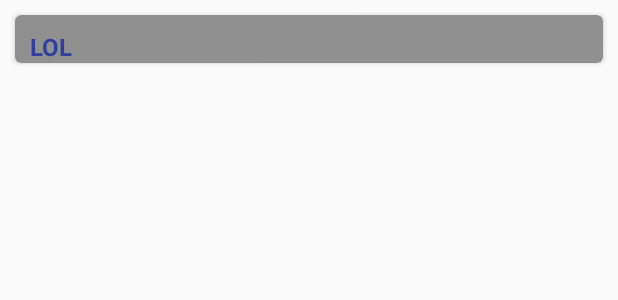
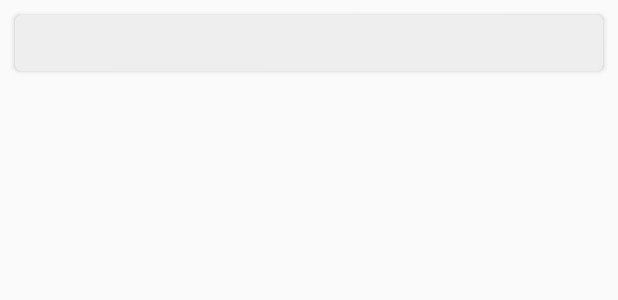
Before and after one commit to F4hm1/Sonar, an Android app: the layout category_card_element.xml on its own in the app's theme, with its tools: preview values and no code run, on a phone screen of 412 x 824 dp. Shown: the top 300 px of the screen. Run offline under Robolectric (Android 15) with nearby library versions, the phone set to English and light mode, and no system bars.

Commit message:
Graphical improvements

```diff
--- a/app/src/main/AndroidManifest.xml
+++ b/app/src/main/AndroidManifest.xml
@@ -55,7 +55,9 @@
             android:name="com.google.android.gms.version"
             android:value="@integer/google_play_services_version" />
 
-        <activity android:name=".InterestsActivity"></activity>
+        <activity android:name=".InterestsActivity"
+            android:label="Interests"
+            android:theme="@style/AppTheme"/>
     </application>
 
 </manifest>
--- a/app/src/main/java/it/cnvcrew/sonar/CategoryRecyclerViewAdapter.java
+++ b/app/src/main/java/it/cnvcrew/sonar/CategoryRecyclerViewAdapter.java
@@ -39,8 +39,6 @@ public class CategoryRecyclerViewAdapter extends RecyclerView.Adapter<CategoryRe
         lv_interests = (ListView) itemView.findViewById(R.id.lv_interest);
         rl_card = (RelativeLayout) itemView.findViewById(R.id.rl_card_element);
         cv_card = (CardView) itemView.findViewById(R.id.card_view);
-
-
         return new MyViewHolder(itemView);
     }
 
@@ -51,8 +49,9 @@ public class CategoryRecyclerViewAdapter extends RecyclerView.Adapter<CategoryRe
         Log.i("title",Integer.toString(holder.title.getId()));
         tv_nome.setText(String.valueOf(category.getName()));
         lv_interests.setAdapter(new InterestListViewAdapter(context, category.getInterestsArray()));
-        RelativeLayout.LayoutParams params = new RelativeLayout.LayoutParams(ViewGroup.LayoutParams.MATCH_PARENT, 105 * (category.getInterestsArray().length + 1));
+        RelativeLayout.LayoutParams params = new RelativeLayout.LayoutParams(ViewGroup.LayoutParams.MATCH_PARENT, 110 + (105 * category.getInterestsArray().length));
         params.setMargins(15,15,15,15);
+        //cv_card.setElevation(8);
         cv_card.setLayoutParams(params);
 
     }
--- a/app/src/main/java/it/cnvcrew/sonar/MyNavigationDrawer.java
+++ b/app/src/main/java/it/cnvcrew/sonar/MyNavigationDrawer.java
@@ -8,6 +8,7 @@ import android.util.Base64;
 import android.util.Log;
 import android.view.Menu;
 import android.view.MenuItem;
+import android.widget.RelativeLayout;
 
 import com.google.firebase.analytics.FirebaseAnalytics;
 import com.google.gson.Gson;
--- a/app/src/main/res/layout/activity_login.xml
+++ b/app/src/main/res/layout/activity_login.xml
@@ -4,6 +4,7 @@
     xmlns:app="http://schemas.android.com/apk/res-auto"
     android:focusable="true"
     android:focusableInTouchMode="true"
+    android:background="@drawable/sky"
 
     xmlns:android="http://schemas.android.com/apk/res/android">
 
--- a/app/src/main/res/layout/category_card_element.xml
+++ b/app/src/main/res/layout/category_card_element.xml
@@ -11,8 +11,8 @@
         android:layout_width="match_parent"
         android:layout_height="wrap_content"
         card_view:cardCornerRadius="4dp"
-        card_view:cardBackgroundColor="#909090"
-        android:elevation="3dp"
+        card_view:cardBackgroundColor="#EEEEEE"
+        android:elevation="5dp"
         android:layout_margin="10dp">
 
         <LinearLayout
@@ -25,8 +25,7 @@
                 android:layout_height="wrap_content"
                 android:textColor="@color/colorPrimaryDark"
                 android:textStyle="bold"
-                android:textSize="16sp"
-                android:text="LOL"
+                android:textSize="20sp"
                 android:id="@+id/tv_interest"
                 android:layout_marginLeft="10dp"
                 android:layout_marginTop="10dp" />
--- a/app/src/main/res/layout/interest_listview_element.xml
+++ b/app/src/main/res/layout/interest_listview_element.xml
@@ -2,7 +2,8 @@
 <RelativeLayout xmlns:android="http://schemas.android.com/apk/res/android"
     android:layout_width="match_parent"
     android:layout_height="wrap_content"
-    android:minHeight="50dp">
+    android:minHeight="50dp"
+    android:id="@+id/rl_interest_element">
 
     <TextView
         android:layout_width="wrap_content"
@@ -11,7 +12,8 @@
         android:layout_centerVertical="true"
         android:layout_alignParentLeft="true"
         android:layout_alignParentStart="true"
-        android:layout_marginLeft="15dp" />
+        android:layout_marginLeft="15dp"
+        android:textColor="#000000" />
 
     <CheckBox
         android:layout_width="wrap_content"
--- a/app/src/main/res/values-v21/styles.xml
+++ b/app/src/main/res/values-v21/styles.xml
@@ -6,4 +6,21 @@
         <item name="android:windowDrawsSystemBarBackgrounds">true</item>
         <item name="android:statusBarColor">@android:color/transparent</item>
     </style>
+
+    <style name="MyNavigationDrawerTheme" parent="MaterialNavigationDrawerTheme.Light">
+        <item name="colorPrimary">@color/colorPrimary</item>
+        <item name="colorPrimaryDark">@color/colorPrimaryDark</item>
+        <item name="colorAccent">@color/colorAccent</item>
+        <item name="android:statusBarColor">@color/colorPrimaryDark</item>
+        <item name="android:navigationBarColor">@color/colorPrimaryDark</item>
+    </style>
+
+    <style name="AppTheme" parent="Theme.AppCompat.Light.NoActionBar">
+        <!-- Customize your theme here. -->
+        <item name="colorPrimary">@color/colorPrimary</item>
+        <item name="colorPrimaryDark">@color/colorPrimaryDark</item>
+        <item name="colorAccent">@color/colorAccent</item>
+        <item name="android:textColorPrimary">@android:color/primary_text_light</item>
+        <item name="android:navigationBarColor">@color/colorPrimaryDark</item>
+    </style>
 </resources>
--- a/app/src/main/res/values/colors.xml
+++ b/app/src/main/res/values/colors.xml
@@ -1,7 +1,7 @@
 <?xml version="1.0" encoding="utf-8"?>
 <resources>
-    <color name="colorPrimary">#3f51b5</color>
-    <color name="colorPrimaryDark">#303f9f</color>
+    <color name="colorPrimary">#ff9800</color>
+    <color name="colorPrimaryDark">#f57c00</color>
     <color name="colorAccent">#ff3d00</color>
 
     <color name="black_overlay">#66000000</color>
--- a/app/src/main/res/values/styles.xml
+++ b/app/src/main/res/values/styles.xml
@@ -1,11 +1,11 @@
 <resources>
 
     <!-- Base application theme. -->
-    <style name="AppTheme" parent="Theme.AppCompat.Light">
+    <style name="AppTheme" parent="Theme.AppCompat.Light.NoActionBar">
         <!-- Customize your theme here. -->
         <item name="colorPrimary">@color/colorPrimary</item>
         <item name="colorPrimaryDark">@color/colorPrimaryDark</item>
-        <item name="colorAccent">@color/material_deep_teal_500</item>
+        <item name="colorAccent">@color/colorAccent</item>
         <item name="android:textColorPrimary">@android:color/primary_text_light</item>
     </style>
 
@@ -19,7 +19,7 @@
     <style name="MyNavigationDrawerTheme" parent="MaterialNavigationDrawerTheme.Light">
         <item name="colorPrimary">@color/colorPrimary</item>
         <item name="colorPrimaryDark">@color/colorPrimaryDark</item>
-        <item name="colorAccent">@color/material_deep_teal_500</item>
+        <item name="colorAccent">@color/colorAccent</item>
     </style>
 
     <style name="LoginRegisterTheme" parent="Theme.AppCompat.Light.NoActionBar">
```
